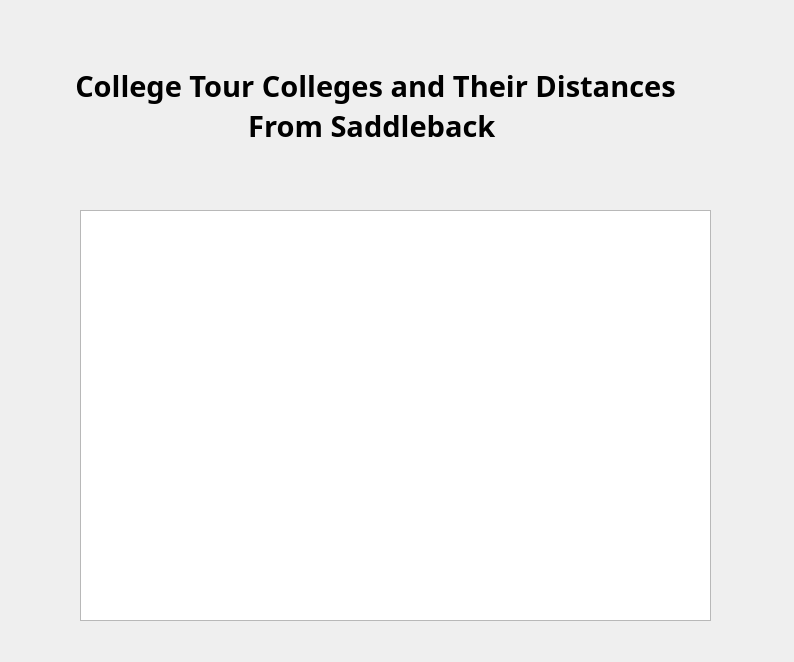
The window that display_colleges.ui (awiswasi/AngryNerds) describes before a commit, drawn with Qt 5.
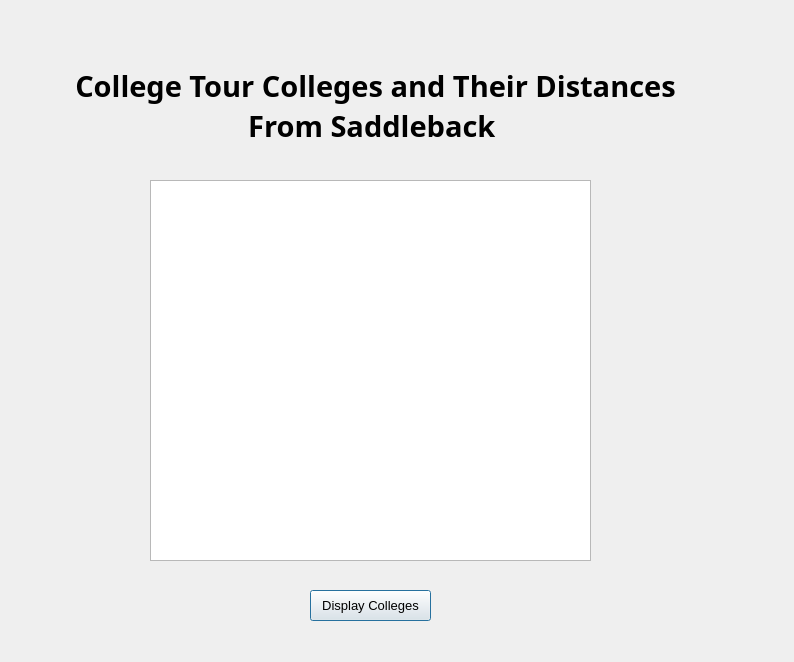
The same window after the commit.

```diff
--- a/display_colleges.ui
+++ b/display_colleges.ui
@@ -46,16 +46,34 @@
     <bool>true</bool>
    </property>
   </widget>
-  <widget class="QTableWidget" name="tableWidget">
+  <widget class="QTableView" name="tableView">
    <property name="geometry">
     <rect>
-     <x>80</x>
-     <y>210</y>
-     <width>631</width>
-     <height>411</height>
+     <x>150</x>
+     <y>180</y>
+     <width>441</width>
+     <height>381</height>
     </rect>
    </property>
   </widget>
+  <widget class="QPushButton" name="pushButton">
+   <property name="geometry">
+    <rect>
+     <x>310</x>
+     <y>590</y>
+     <width>121</width>
+     <height>31</height>
+    </rect>
+   </property>
+   <property name="font">
+    <font>
+     <pointsize>10</pointsize>
+    </font>
+   </property>
+   <property name="text">
+    <string>Display Colleges</string>
+   </property>
+  </widget>
  </widget>
  <resources/>
  <connections/>
```
